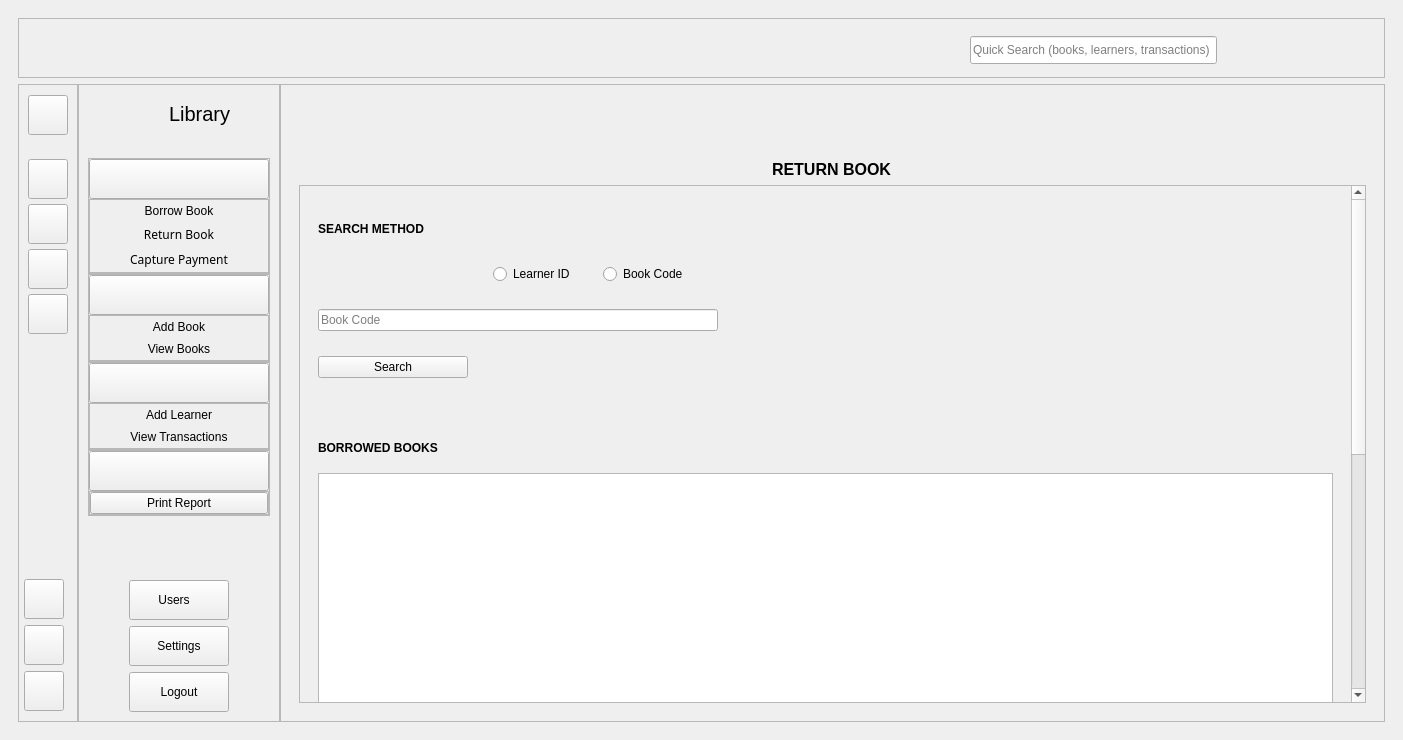
Qt form ui/MainWindow.ui (Kurende/Library_Management_System) before a commit.
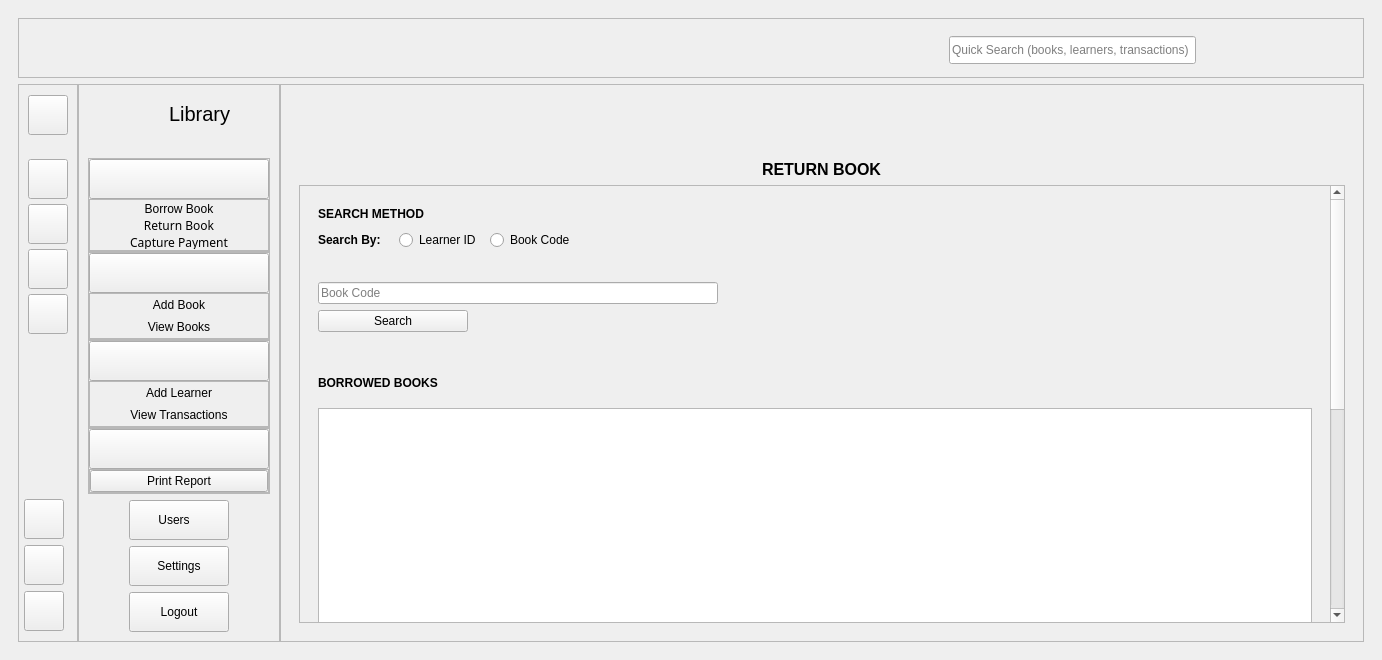
The same form after that commit. The open tabs and pages were chosen to show the change. Icons and pictures are not drawn.

Commit message: updated user interface

```diff
--- a/ui/MainWindow.ui
+++ b/ui/MainWindow.ui
@@ -6,8 +6,8 @@
    <rect>
     <x>0</x>
     <y>0</y>
-    <width>1403</width>
-    <height>740</height>
+    <width>1382</width>
+    <height>660</height>
    </rect>
   </property>
   <property name="minimumSize">
@@ -6521,25 +6521,14 @@
                             <rect>
                              <x>0</x>
                              <y>0</y>
-                             <width>408</width>
-                             <height>1011</height>
+                             <width>1021</width>
+                             <height>865</height>
                             </rect>
                            </property>
                            <layout class="QVBoxLayout" name="verticalLayout_110">
                             <item>
                              <widget class="QWidget" name="widget_returnBookBackground" native="true">
-                              <layout class="QVBoxLayout" name="verticalLayout_56">
-                               <property name="spacing">
-                                <number>25</number>
-                               </property>
-                               <item>
-                                <layout class="QVBoxLayout" name="verticalLayout_129">
-                                 <property name="spacing">
-                                  <number>25</number>
-                                 </property>
-                                 <property name="topMargin">
-                                  <number>15</number>
-                                 </property>
+                              <layout class="QVBoxLayout" name="verticalLayout_136">
                                  <item>
                                   <widget class="QLabel" name="label_searchMethodTitle">
                                    <property name="minimumSize">
@@ -6565,9 +6554,11 @@
                                   </widget>
                                  </item>
                                  <item>
+                                <layout class="QVBoxLayout" name="verticalLayout_129">
+                                 <item>
                                   <layout class="QHBoxLayout" name="horizontalLayout_7">
                                    <item>
-                                    <widget class="QLabel" name="label_searchBy">
+                                    <widget class="QLabel" name="label_searchByTitle">
                                      <property name="minimumSize">
                                       <size>
                                        <width>0</width>
@@ -6576,7 +6567,7 @@
                                      </property>
                                      <property name="maximumSize">
                                       <size>
-                                       <width>150</width>
+                                       <width>75</width>
                                        <height>20</height>
                                       </size>
                                      </property>
@@ -6586,7 +6577,7 @@
                                       </font>
                                      </property>
                                      <property name="text">
-                                      <string/>
+                                      <string>Search By:</string>
                                      </property>
                                     </widget>
                                    </item>
@@ -6613,6 +6604,32 @@
                                   </layout>
                                  </item>
                                  <item>
+                                  <layout class="QVBoxLayout" name="verticalLayout_56">
+                                   <item>
+                                    <widget class="QLabel" name="label_searchBy">
+                                     <property name="minimumSize">
+                                      <size>
+                                       <width>0</width>
+                                       <height>20</height>
+                                      </size>
+                                     </property>
+                                     <property name="maximumSize">
+                                      <size>
+                                       <width>150</width>
+                                       <height>20</height>
+                                      </size>
+                                     </property>
+                                     <property name="font">
+                                      <font>
+                                       <bold>true</bold>
+                                      </font>
+                                     </property>
+                                     <property name="text">
+                                      <string/>
+                                     </property>
+                                    </widget>
+                                   </item>
+                                   <item>
                                   <widget class="QLineEdit" name="lineEdit_returnSearch">
                                    <property name="maximumSize">
                                     <size>
@@ -6628,6 +6645,8 @@
                                    </property>
                                   </widget>
                                  </item>
+                                  </layout>
+                                 </item>
                                  <item>
                                   <widget class="QPushButton" name="pushButton_searchReturn">
                                    <property name="maximumSize">
```
Left out of the diff: 52 changed lines with no effect on the pictures. Lines whose indentation alone changed are shown as unchanged.
